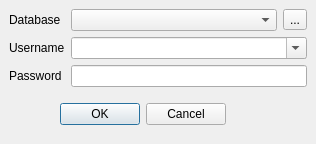
This is Forms/c5login.ui in End1-1/Cafe5 as Qt 5 draws it before an edit. The edited form follows.
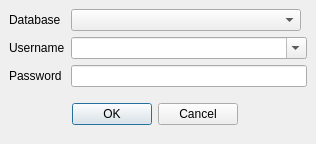
This is the edited form.

```diff
--- a/Forms/c5login.ui
+++ b/Forms/c5login.ui
@@ -124,16 +124,6 @@
         </layout>
        </widget>
       </item>
-      <item row="0" column="2">
-       <widget class="QToolButton" name="btnEditConnections">
-        <property name="focusPolicy">
-         <enum>Qt::NoFocus</enum>
-        </property>
-        <property name="text">
-         <string>...</string>
-        </property>
-       </widget>
-      </item>
       <item row="1" column="1" colspan="2">
        <widget class="QComboBox" name="leUsername">
         <property name="editable">
```
Left out of the diff: 1 changed line with no effect on the pictures.
